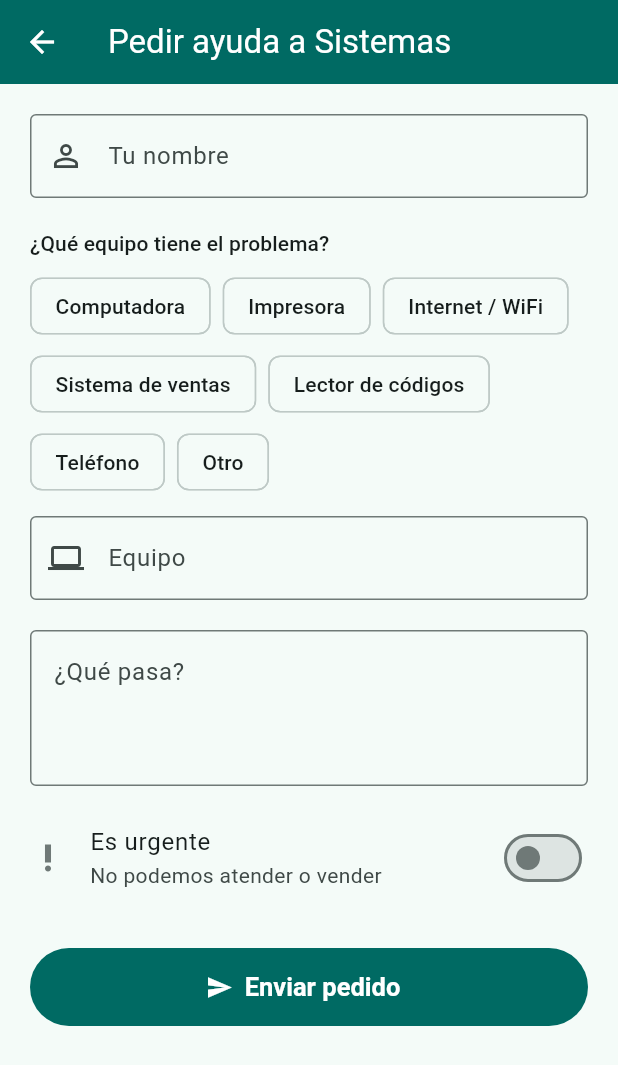
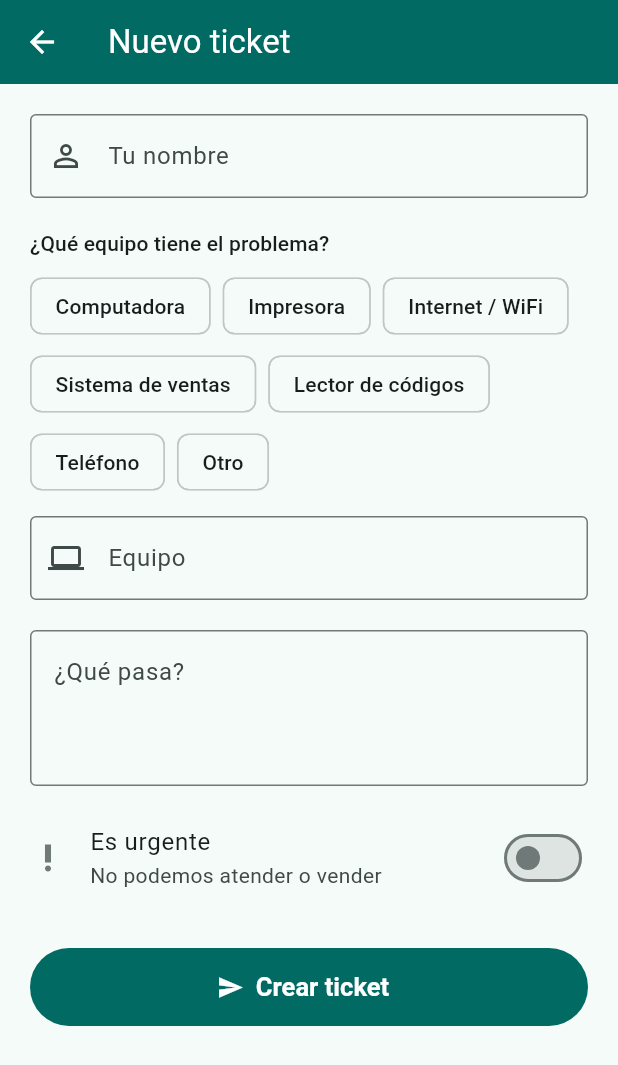
Before and after one commit to walter3110/wrctech-tickets-, a Flutter app: the NuevoTicketPage screen opened directly, on a phone screen of 412 x 824 dp. Shown: the top 1065 px of the screen. Run offline on Flutter 3.47's test engine with Material 3 defaults, Android fonts, the phone set to English and light mode, and no system bars; our stand-ins replace supabase_flutter; accounts and stored records are empty.

Commit message:
Textos: Crear ticket
Co-Authored-By: Claude Opus 5.5 <noreply@anthropic.com>
Claude-Session: https://claude.ai/code/session_016nfH9MoCFus4eCtBGHN8sj

```diff
--- a/apps/soporte/lib/pantallas/inicio.dart
+++ b/apps/soporte/lib/pantallas/inicio.dart
@@ -56,7 +56,7 @@ class _InicioPageState extends State<InicioPage> {
           MaterialPageRoute(builder: (_) => const NuevoTicketPage()),
         ),
         icon: const Icon(Icons.add),
-        label: const Text('Pedir ayuda a Sistemas'),
+        label: const Text('Crear ticket'),
       ),
       body: StreamBuilder<List<Map<String, dynamic>>>(
         stream: _tickets,
@@ -74,7 +74,7 @@ class _InicioPageState extends State<InicioPage> {
           if (tickets.isEmpty) {
             return const _Mensaje(
               icono: Icons.check_circle_outline,
-              texto: 'Todavía no hay pedidos.\nSi algo no funciona, tocá "Pedir ayuda a Sistemas".',
+              texto: 'Todavía no hay tickets.\nSi algo no funciona, tocá "Crear ticket".',
             );
           }
           return ListView.separated(
--- a/apps/soporte/lib/pantallas/nuevo_ticket.dart
+++ b/apps/soporte/lib/pantallas/nuevo_ticket.dart
@@ -57,7 +57,7 @@ class _NuevoTicketPageState extends State<NuevoTicketPage> {
         barrierDismissible: false,
         builder: (c) => AlertDialog(
           icon: const Icon(Icons.check_circle, color: Colors.green, size: 56),
-          title: const Text('Pedido enviado'),
+          title: const Text('Ticket creado'),
           content: Text(
             'Tu número de ticket es\n\n#$numero\n\nSistemas ya lo tiene en su lista.',
             textAlign: TextAlign.center,
@@ -93,7 +93,7 @@ class _NuevoTicketPageState extends State<NuevoTicketPage> {
   @override
   Widget build(BuildContext context) {
     return Scaffold(
-      appBar: AppBar(title: const Text('Pedir ayuda a Sistemas')),
+      appBar: AppBar(title: const Text('Nuevo ticket')),
       body: SafeArea(
         child: Form(
           key: _form,
@@ -163,7 +163,7 @@ class _NuevoTicketPageState extends State<NuevoTicketPage> {
                     ? const SizedBox(
                         width: 20, height: 20, child: CircularProgressIndicator(strokeWidth: 2.5))
                     : const Icon(Icons.send),
-                label: const Text('Enviar pedido'),
+                label: const Text('Crear ticket'),
               ),
             ],
           ),
```
